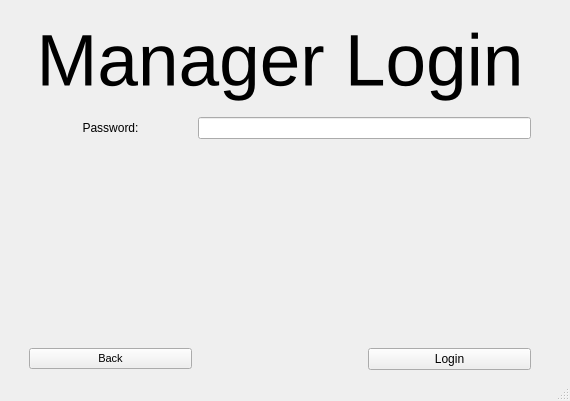
The window that UI/manager_login.ui (KehatSudri/Behavior_System2.0) describes before a commit, drawn with Qt 5.
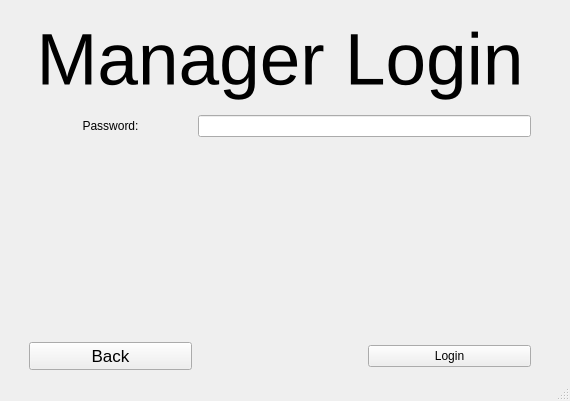
The same window after the commit.

The edit to the form file:
```diff
--- a/UI/manager_login.ui
+++ b/UI/manager_login.ui
@@ -139,7 +139,7 @@
         <property name="font">
          <font>
           <family>Arial</family>
-          <pointsize>8</pointsize>
+          <pointsize>13</pointsize>
          </font>
         </property>
         <property name="cursor">
```
